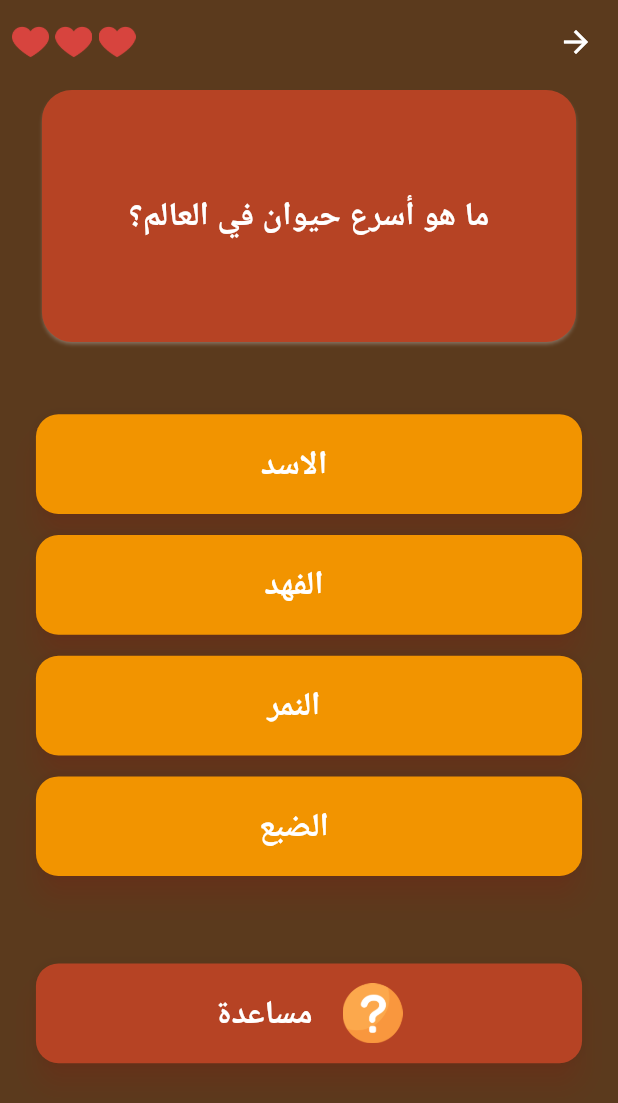
After one commit to abdelrahman192317/Library-Treasure-Hunt, a Flutter app: the QuestionScreen screen opened directly, on a phone screen of 412 x 824 dp. The commit adds this screen. Shown: the top 1103 px of the screen. Run offline on Flutter 3.47's test engine with Material 3 defaults, Android fonts, the phone set to English and light mode, and no system bars; our stand-ins replace animated_splash_screen, bloc, cloud_firestore, connectivity_plus, firebase_core, flutter_bloc and 5 more; accounts and stored records are empty; Roboto replaces fonts that are missing (Harmattan).

Commit message:
level screen & question screen done

```diff
--- /dev/null
+++ b/lib/library/presentation/screens/question_screen/question_screen.dart
@@ -0,0 +1,112 @@
+import 'package:flutter/material.dart';
+import 'package:library_treasure_hunt/library/core/utilities/colors.dart';
+import 'package:library_treasure_hunt/library/core/utilities/functions.dart';
+
+import '../home/home.dart';
+
+class QuestionScreen extends StatelessWidget {
+  const QuestionScreen({Key? key}) : super(key: key);
+
+  @override
+  Widget build(BuildContext context) {
+    final size = MediaQuery.of(context).size;
+    return Directionality(
+        textDirection: TextDirection.rtl,
+        child: Scaffold(
+          appBar: AppBar(
+            elevation: 0,
+            backgroundColor: Colors.transparent,
+            actions: [
+              Padding(
+                padding:  const EdgeInsets.all(8.0),
+                child: Row(
+                  children:List.generate(
+                    3, (index) => Padding(
+                    padding:  EdgeInsets.only(right:size.width * 0.01),
+                    child: Image.asset('assets/images/heart.png', height: size.height * 0.03),
+                  ),
+                  )
+                ),
+              ),
+            ],
+          ),
+          body: Padding(
+            padding:  EdgeInsets.symmetric(horizontal: size.width*25/430),
+            child: Column(
+              crossAxisAlignment: CrossAxisAlignment.center,
+              children: [
+                SizedBox(
+                  height: size.height*199/932,
+                  width: size.width,
+                  child: Card(
+
+                    color: primary,
+                    child: Center(
+                      child: FittedBox(
+                        child: Text(
+                          'ما هو أسرع حيوان في العالم؟',
+                          style: context.getThemeTextStyle().titleLarge,
+                        ),
+                      ),
+                    ),
+                  ),
+                ),
+                SizedBox(
+                  height: size.height*50/930-14,
+                ),
+                const AnswerCard(answer: 'الاسد'),
+                const AnswerCard(answer: 'الفهد'),
+                const AnswerCard(answer: 'النمر'),
+                const AnswerCard(answer: 'الضبع'),
+                SizedBox(
+                  height: size.height*50/930,
+                ),
+                AnswerCard(answer: 'مساعدة',color: primary,isHelp: true,)
+              ],
+            ),
+          ),
+
+        )
+    );
+  }
+}
+
+class AnswerCard extends StatelessWidget {
+  const AnswerCard({
+    super.key, required this.answer, this.color,this.isHelp=false
+
+  });
+  final bool isHelp;
+  final Color? color;
+  final String answer ;
+  @override
+  Widget build(BuildContext context) {
+    final size=MediaQuery.of(context).size;
+    return Padding(
+      padding: const EdgeInsets.only(top: 14),
+      child: SizedBox(
+        width: size.width,
+        height: size.height * 75/930,
+        child: ElevatedButton(
+          style: ElevatedButton.styleFrom(
+            backgroundColor: color??canvas
+          ),
+          onPressed: () => Navigator.pushReplacement(
+              context, MaterialPageRoute(builder: (context) => const Home(),
+          )),
+          child: Row(
+            mainAxisAlignment: MainAxisAlignment.center,
+            children: [
+              if(isHelp)Image.asset('assets/images/help.png',height: 40,width: 40),
+              Padding(
+                padding: const EdgeInsets.only(right: 20.0),
+                child: Text(answer,style: context.getThemeTextStyle().titleLarge,),
+              ),
+
+            ],
+          ),
+        ),
+      ),
+    );
+  }
+}
--- a/lib/library/presentation/screens/splash/splash_screen.dart
+++ b/lib/library/presentation/screens/splash/splash_screen.dart
@@ -31,7 +31,7 @@ class _SplashScreenState extends State<SplashScreen> {
     final size = MediaQuery.of(context).size;
 
     return AnimatedSplashScreen(
-      duration: 100,
+      duration: 1500,
       splashIconSize: size.height,
       splash: Container(
         height: size.height,
--- a/lib/library/presentation/widgets/levels/level_card.dart
+++ b/lib/library/presentation/widgets/levels/level_card.dart
@@ -1,6 +1,7 @@
 import 'package:flutter/material.dart';
 
 import 'package:flutter_bloc/flutter_bloc.dart';
+import 'package:library_treasure_hunt/library/presentation/screens/level_screen/level_screen.dart';
 
 import '../../../bloc/questions/questions_bloc.dart';
 import '../../../core/global/global.dart';
@@ -19,7 +20,7 @@ class LevelCard extends StatelessWidget {
         MaterialPageRoute(
           builder: (context) => BlocProvider<QuestionsBloc>.value(
               value: questionsBloc,
-              child: Container()),
+              child: const LevelScreen()),
         ),
       ),
       child: Card(
```
Also changed, not shown: lib/library/core/utilities/functions.dart (+11 -0 lines), lib/library/presentation/screens/home/home.dart (+4 -3 lines), lib/library/presentation/screens/level_screen/level_screen.dart (added, +74 -0 lines), assets/images/help.png (added), pubspec.lock.
